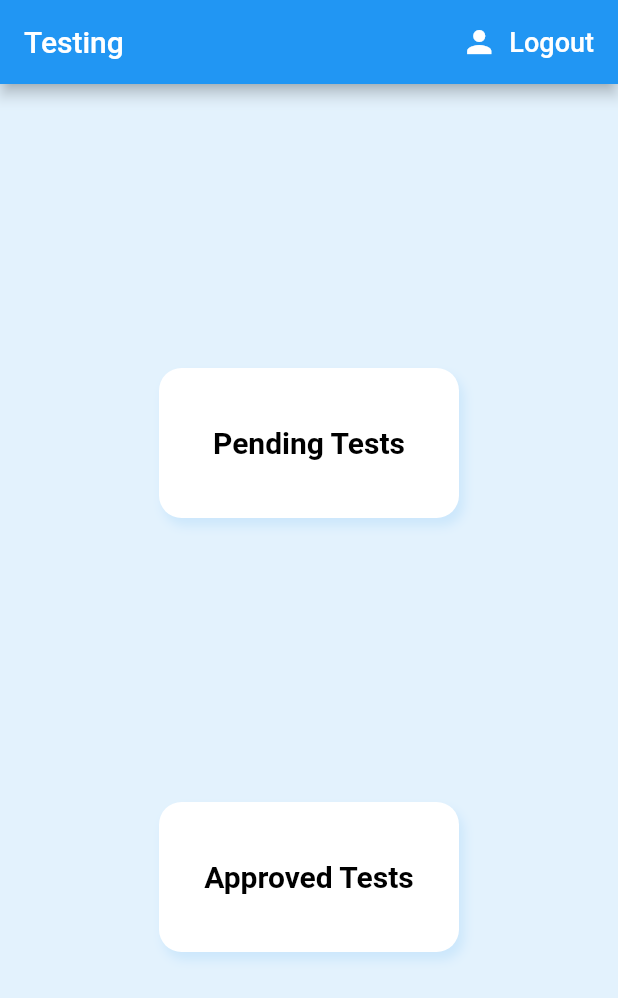
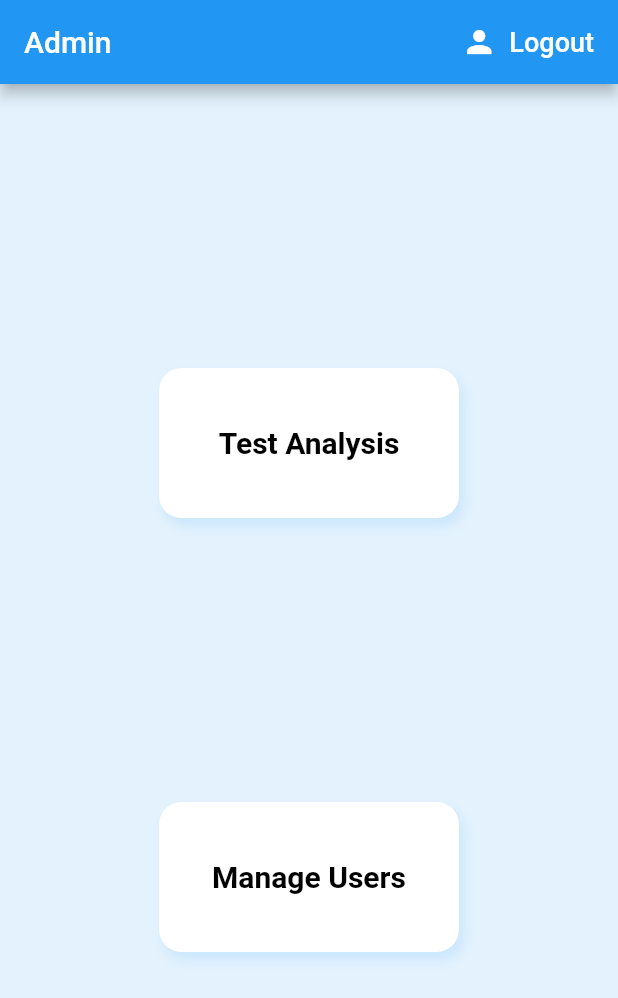
Before and after one commit to anuragraina/Material-Testing-admin, a Flutter app: the screen it shows once a user with an empty profile is signed in, on a phone screen of 412 x 824 dp. Shown: the top 998 px of the screen. Run offline on Flutter 3.47's test engine with Material 2 defaults, Android fonts, the phone set to English and light mode, and no system bars; our stand-ins replace cloud_firestore, firebase_auth, firebase_core, flutter_spinkit, progress_dialog; accounts and stored records are empty.

Commit message:
Add sub-screens

```diff
--- a/lib/app.dart
+++ b/lib/app.dart
@@ -1,4 +1,10 @@
 import 'package:flutter/material.dart';
+import './screens/delete_user/delete_user.dart';
+import './screens/update_user/update_user.dart';
+import './screens/add_user/add_user.dart';
+import './screens/Manage_Users/manage_users.dart';
+import './screens/Test_Analysis/test_analysis.dart';
+import './screens/home_page/main_home.dart';
 import 'package:provider/provider.dart';
 
 import './services/auth.dart';
@@ -23,8 +29,14 @@ class App extends StatelessWidget {
           home: Wrapper(),
           //home: MyHomePage(title: 'Final Year Project'),
           routes: {
+            './main-home': (ctx) => MainHome(),
+            './test-analysis': (ctx) => TestAnalysis(),
+            './manage-users': (ctx) => ManageUsers(),
             '/pending-tests': (ctx) => PendingTests(),
             '/approved-tests': (ctx) => ApprovedTests(),
+            '/add-user': (ctx) => AddUser(),
+            '/update-user': (ctx) => UpdateUser(),
+            '/delete-user': (ctx) => DeleteUser(),
           }),
     );
   }
--- a/lib/screens/home_page/index.dart
+++ b/lib/screens/Test_Analysis/test_analysis.dart
@@ -3,14 +3,14 @@ import 'package:flutter/material.dart';
 import '../../widgets/test_type.dart';
 import '../../services/auth.dart';
 
-class MyHomePage extends StatelessWidget {
+class TestAnalysis extends StatelessWidget {
   final AuthService _auth = AuthService();
 
   @override
   Widget build(BuildContext context) {
     return Scaffold(
       appBar: AppBar(
-        title: Text('Testing'),
+        title: Text('Test Analysis'),
         actions: <Widget>[
           FlatButton.icon(
             textColor: Colors.white,
--- /dev/null
+++ b/lib/screens/home_page/main_home.dart
@@ -0,0 +1,40 @@
+import 'package:flutter/material.dart';
+
+import '../../widgets/test_type.dart';
+import '../../services/auth.dart';
+
+class MainHome extends StatelessWidget {
+  final AuthService _auth = AuthService();
+
+  @override
+  Widget build(BuildContext context) {
+    return Scaffold(
+      appBar: AppBar(
+        title: Text('Admin'),
+        actions: <Widget>[
+          FlatButton.icon(
+            textColor: Colors.white,
+            onPressed: () async {
+              await _auth.logOut();
+            },
+            icon: Icon(Icons.person),
+            label: Text(
+              'Logout',
+              style: TextStyle(fontSize: 18),
+            ),
+          )
+        ],
+      ),
+      body: Center(
+        child: Column(
+          mainAxisAlignment: MainAxisAlignment.spaceEvenly,
+          children: [
+            TestType(name: 'Test Analysis', route: './test-analysis'),
+            TestType(name: 'Manage Users', route: './manage-users'),
+          ],
+        ),
+      ),
+      backgroundColor: Theme.of(context).backgroundColor,
+    );
+  }
+}
--- a/lib/screens/wrapper.dart
+++ b/lib/screens/wrapper.dart
@@ -1,8 +1,9 @@
 import 'package:flutter/material.dart';
+import 'package:material_testing_admin/screens/home_page/main_home.dart';
 import 'package:provider/provider.dart';
 
 import './sign_in/sign_in.dart';
-import './home_page/index.dart';
+import './home_page/main_home.dart';
 import '../models/user.dart';
 
 class Wrapper extends StatelessWidget {
@@ -13,7 +14,7 @@ class Wrapper extends StatelessWidget {
     if (user == null) {
       return SignIn();
     } else {
-      return MyHomePage();
+      return MainHome();
     }
   }
 }
```
Also changed, not shown: lib/screens/Manage_Users/manage_users.dart (added, +41 -0 lines), lib/screens/add_user/add_user.dart (added, +23 -0 lines), lib/screens/delete_user/delete_user.dart (added, +23 -0 lines), lib/screens/update_user/update_user.dart (added, +23 -0 lines).
